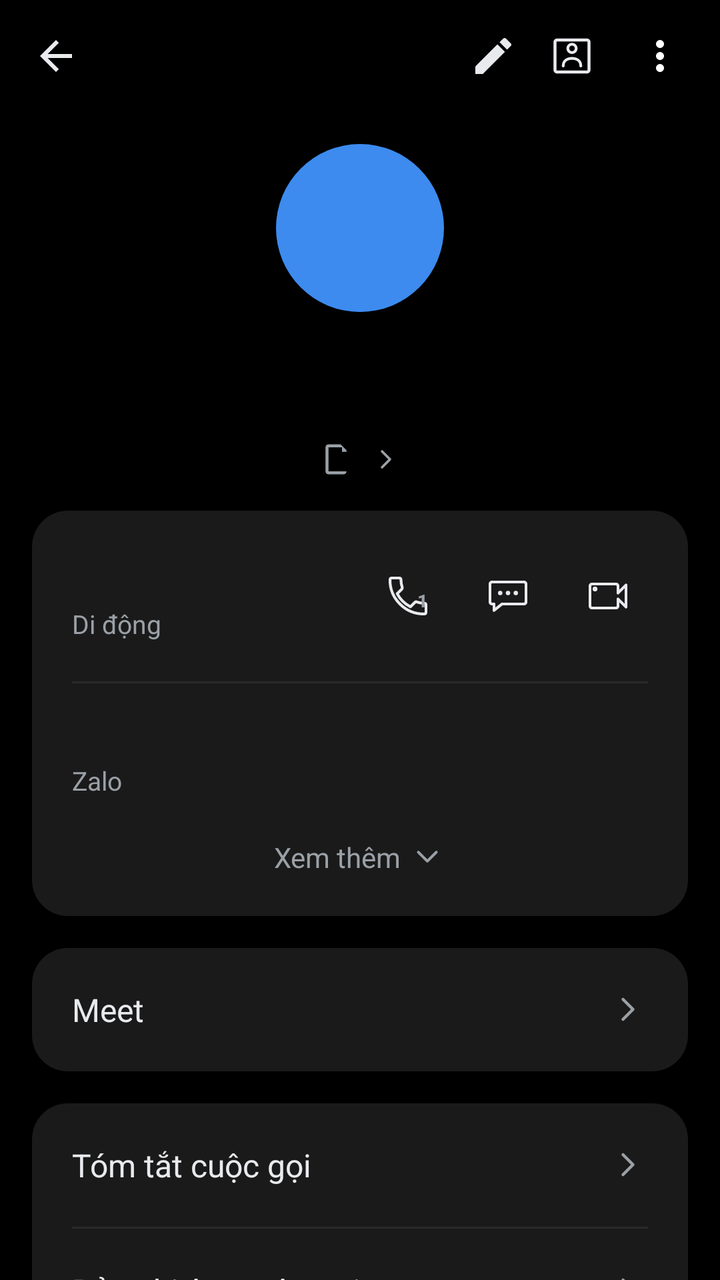
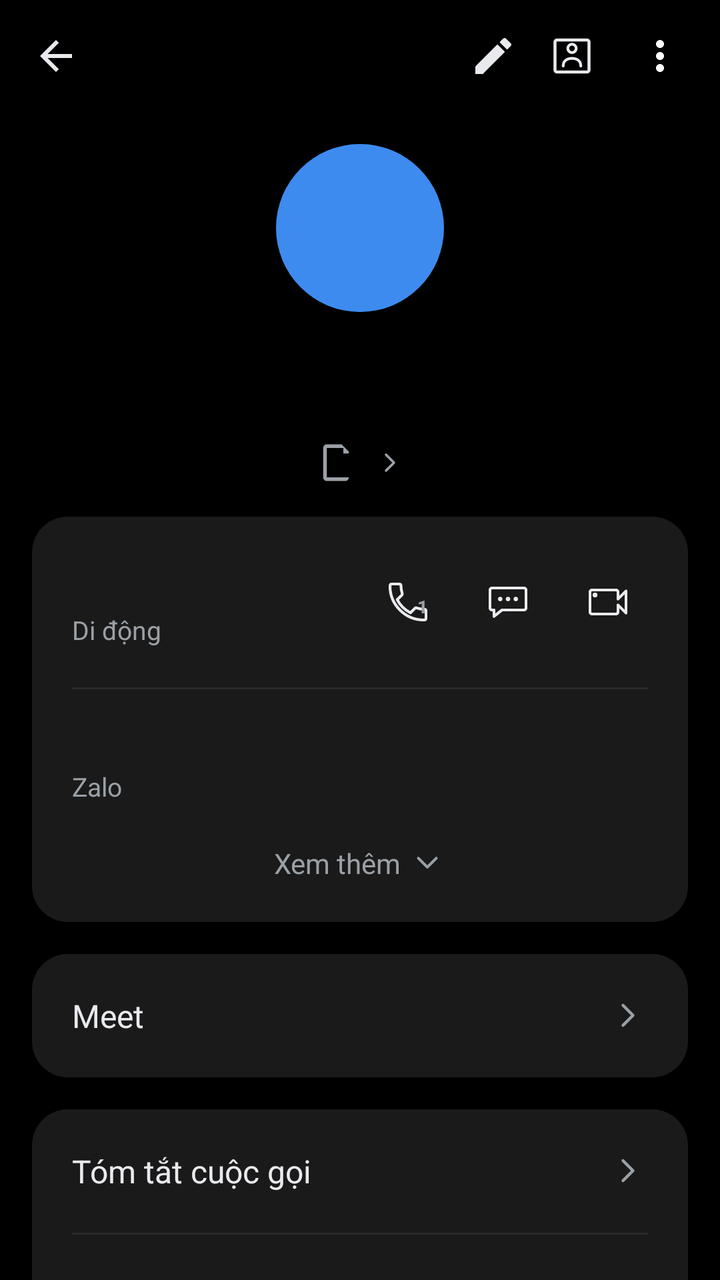

Screens rendered from an Android XML layout before and after an edit, with the pre-edit source and the edit as a unified diff.
<!-- AndroidManifest.xml: application theme Theme.SimpleCall -->
<!-- res/layout/fragment_call_history.xml -->
<?xml version="1.0" encoding="utf-8"?>
<LinearLayout xmlns:android="http://schemas.android.com/apk/res/android"
    xmlns:app="http://schemas.android.com/apk/res-auto"
    android:layout_width="match_parent"
    android:layout_height="match_parent"
    android:orientation="vertical"
    android:background="@color/bg">

    
    <LinearLayout
        android:layout_width="match_parent" android:layout_height="56dp"
        android:orientation="horizontal" android:gravity="center_vertical"
        android:paddingStart="4dp" android:paddingEnd="8dp">

        <ImageButton android:id="@+id/btnBack"
            android:layout_width="48dp" android:layout_height="48dp"
            android:background="@android:color/transparent"
            android:src="@drawable/ic_arrow_back"
            android:contentDescription="Quay lại" />

        <Space android:layout_width="0dp" android:layout_height="1dp" android:layout_weight="1" />

        <ImageButton android:id="@+id/btnEdit"
            android:layout_width="35dp" android:layout_height="35dp"
            android:background="@android:color/transparent"
            android:src="@drawable/ic_edit"
            android:contentDescription="Sửa" />

        <ImageButton android:id="@+id/btnContactCard"
            android:layout_width="44dp" android:layout_height="44dp"
            android:background="@android:color/transparent"
            android:src="@drawable/ic_contact_card"
            android:contentDescription="Thẻ liên hệ" />

        <ImageButton android:id="@+id/btnMore"
            android:layout_width="44dp" android:layout_height="44dp"
            android:background="@android:color/transparent"
            android:src="@drawable/ic_more_vert"
            android:contentDescription="Thêm" />
    </LinearLayout>

    <ScrollView
        android:layout_width="match_parent" android:layout_height="0dp"
        android:layout_weight="1"
        android:clipToPadding="false"
        android:paddingBottom="24dp">

        <LinearLayout
            android:layout_width="match_parent" android:layout_height="wrap_content"
            android:orientation="vertical">

            
            <FrameLayout
                android:layout_width="84dp" android:layout_height="84dp"
                android:layout_gravity="center_horizontal"
                android:layout_marginTop="16dp">

                <TextView android:id="@+id/tvAvatar"
                    android:layout_width="84dp" android:layout_height="84dp"
                    android:layout_gravity="center"
                    android:background="@drawable/bg_avatar_circle"
                    android:gravity="center"
                    android:textSize="58sp" android:textColor="@color/white"
                    android:fontFamily="sans-serif-medium" />

                <ImageView android:id="@+id/ivDefaultAvatar"
                    android:layout_width="84dp" android:layout_height="84dp"
                    android:layout_gravity="center"
                    android:background="@drawable/bg_avatar_default"
                    android:src="@drawable/ic_person"
                    android:scaleType="center"
                    android:padding="21dp"
                    app:tint="@color/white"
                    android:visibility="gone"
                    android:contentDescription="@string/contact_photo" />
            </FrameLayout>

            
            <TextView android:id="@+id/tvTitle"
                android:layout_width="wrap_content" android:layout_height="wrap_content"
                android:layout_gravity="center_horizontal"
                android:layout_marginTop="16dp"
                android:layout_marginStart="32dp" android:layout_marginEnd="32dp"
                android:gravity="center"
                android:textSize="39sp" android:textStyle="bold"
                android:textColor="@color/text_primary"
                android:fontFamily="sans-serif-medium" />

            
            <LinearLayout android:id="@+id/rowSimDefault"
                android:layout_width="wrap_content" android:layout_height="wrap_content"
                android:layout_gravity="center_horizontal"
                android:layout_marginTop="-4dp"
                android:orientation="horizontal" android:gravity="center_vertical"
                android:clickable="true" android:focusable="true">

                <FrameLayout
                    android:layout_width="18dp" android:layout_height="18dp">

                    <ImageView
                        android:layout_width="18dp" android:layout_height="18dp"
                        android:src="@drawable/ic_sim_card"
                        app:tint="@color/text_secondary" />

                    <TextView android:id="@+id/tvSimBadge"
                        android:layout_width="18dp" android:layout_height="18dp"
                        android:gravity="center"
                        android:paddingTop="1dp"
                        android:textSize="11sp" android:textColor="@color/text_secondary" />
                </FrameLayout>

                <TextView android:id="@+id/tvSubtitle"
                    android:layout_width="wrap_content" android:layout_height="wrap_content"
                    android:layout_marginStart="6dp"
                    android:textSize="14sp" android:textColor="@color/text_secondary" />

                <ImageView
                    android:layout_width="16dp" android:layout_height="16dp"
                    android:layout_marginStart="2dp"
                    android:src="@drawable/ic_chevron_right" />
            </LinearLayout>

            
            <LinearLayout
                android:layout_width="match_parent" android:layout_height="wrap_content"
                android:layout_margin="16dp"
                android:orientation="vertical"
                android:background="@drawable/bg_card_rounded"
                android:padding="20dp">

                <LinearLayout
                    android:layout_width="match_parent" android:layout_height="wrap_content"
                    android:orientation="horizontal" android:gravity="center_vertical">

                    <LinearLayout
                        android:layout_width="0dp" android:layout_height="wrap_content"
                        android:layout_weight="1" android:orientation="vertical">

                        <TextView android:id="@+id/tvNumber"
                            android:layout_width="wrap_content" android:layout_height="wrap_content"
                            android:textSize="19sp" android:textColor="@color/text_primary" />

                        <TextView android:id="@+id/tvNumberType"
                            android:layout_width="wrap_content" android:layout_height="wrap_content"
                            android:layout_marginTop="2dp"
                            android:text="@string/number_type_mobile"
                            android:textSize="13sp" android:textColor="@color/text_secondary" />
                    </LinearLayout>

                    
                    <FrameLayout
                        android:layout_width="40dp"
                        android:layout_height="40dp">
                        <ImageButton android:id="@+id/btnCallRow"
                            android:layout_width="match_parent"
                            android:layout_height="match_parent"
                            android:background="@android:color/transparent"
                            android:src="@drawable/ic_call_outline"
                            android:contentDescription="@string/call" />
                        
                        <TextView
                            android:id="@+id/tvCallSimNum"
                            android:layout_width="wrap_content"
                            android:layout_height="wrap_content"
                            android:layout_gravity="top|end"
                            android:layout_marginTop="16dp"
                            android:layout_marginEnd="10dp"
                            android:text="1"
                            android:textSize="9sp"
                            android:textStyle="bold"
                            android:textColor="@color/text_secondary"
                            android:fontFamily="sans-serif-medium" />
                    </FrameLayout>

                    <ImageButton android:id="@+id/btnMessageRow"
                        android:layout_width="40dp" android:layout_height="40dp"
                        android:layout_marginStart="10dp"
                        android:background="@android:color/transparent"
                        android:src="@drawable/ic_message_outline"
                        android:contentDescription="Nhắn tin" />

                    <ImageButton android:id="@+id/btnVideoRow"
                        android:layout_width="40dp" android:layout_height="40dp"
                        android:layout_marginStart="10dp"
                        android:background="@android:color/transparent"
                        android:src="@drawable/ic_video_call_outline"
                        android:contentDescription="Video call" />
                </LinearLayout>

                <View android:id="@+id/divBeforeZalo"
                    android:layout_width="match_parent" android:layout_height="1dp"
                    android:layout_marginTop="20dp" android:layout_marginBottom="16dp"
                    android:background="@color/divider" />

                <LinearLayout android:id="@+id/rowZalo"
                    android:layout_width="match_parent" android:layout_height="wrap_content"
                    android:orientation="vertical"
                    android:clickable="true" android:focusable="true">

                    <TextView android:id="@+id/tvZalo"
                        android:layout_width="wrap_content" android:layout_height="wrap_content"
                        android:textSize="16sp" android:textColor="@color/text_primary" />

                    <TextView
                        android:layout_width="wrap_content" android:layout_height="wrap_content"
                        android:layout_marginTop="2dp"
                        android:text="Zalo"
                        android:textSize="13sp" android:textColor="@color/text_secondary" />
                </LinearLayout>

                <LinearLayout android:id="@+id/rowSeeMore"
                    android:layout_width="match_parent" android:layout_height="wrap_content"
                    android:layout_marginTop="20dp"
                    android:orientation="horizontal" android:gravity="center"
                    android:clickable="true" android:focusable="true">

                    <TextView
                        android:layout_width="wrap_content" android:layout_height="wrap_content"
                        android:text="Xem thêm"
                        android:textSize="14sp" android:textColor="@color/text_secondary" />

                    <ImageView
                        android:layout_width="18dp" android:layout_height="18dp"
                        android:layout_marginStart="4dp"
                        android:src="@drawable/ic_chevron_down" />
                </LinearLayout>
            </LinearLayout>

            
            <LinearLayout android:id="@+id/rowMeet"
                android:layout_width="match_parent" android:layout_height="wrap_content"
                android:layout_marginStart="16dp" android:layout_marginEnd="16dp"
                android:orientation="horizontal" android:gravity="center_vertical"
                android:background="@drawable/bg_card_rounded"
                android:padding="20dp"
                android:clickable="true" android:focusable="true">

                <TextView
                    android:layout_width="0dp" android:layout_height="wrap_content"
                    android:layout_weight="1"
                    android:text="Meet"
                    android:textSize="16sp" android:textColor="@color/text_primary" />

                <ImageView
                    android:layout_width="20dp" android:layout_height="20dp"
                    android:src="@drawable/ic_chevron_right" />
            </LinearLayout>

            
            <LinearLayout
                android:layout_width="match_parent" android:layout_height="wrap_content"
                android:layout_margin="16dp"
                android:orientation="vertical"
                android:background="@drawable/bg_card_rounded">

                <LinearLayout android:id="@+id/rowCallSummary"
                    android:layout_width="match_parent" android:layout_height="wrap_content"
                    android:orientation="horizontal" android:gravity="center_vertical"
                    android:padding="20dp"
                    android:clickable="true" android:focusable="true">

                    <TextView
                        android:layout_width="0dp" android:layout_height="wrap_content"
                        android:layout_weight="1"
                        android:text="Tóm tắt cuộc gọi"
                        android:textSize="16sp" android:textColor="@color/text_primary" />

                    <ImageView
                        android:layout_width="20dp" android:layout_height="20dp"
                        android:src="@drawable/ic_chevron_right" />
                </LinearLayout>

                <View
                    android:layout_width="match_parent" android:layout_height="1dp"
                    android:layout_marginStart="20dp" android:layout_marginEnd="20dp"
                    android:background="@color/divider" />

                <LinearLayout android:id="@+id/rowCallRecording"
                    android:layout_width="match_parent" android:layout_height="wrap_content"
                    android:orientation="horizontal" android:gravity="center_vertical"
                    android:padding="20dp"
                    android:clickable="true" android:focusable="true">

                    <TextView
                        android:layout_width="0dp" android:layout_height="wrap_content"
                        android:layout_weight="1"
                        android:text="Bản ghi âm cuộc gọi"
                        android:textSize="16sp" android:textColor="@color/text_primary" />

                    <ImageView
                        android:layout_width="20dp" android:layout_height="20dp"
                        android:src="@drawable/ic_chevron_right" />
                </LinearLayout>
            </LinearLayout>

            
            <LinearLayout android:id="@+id/cardAddContact"
                android:layout_width="match_parent" android:layout_height="wrap_content"
                android:layout_margin="16dp"
                android:orientation="vertical"
                android:background="@drawable/bg_card_rounded"
                android:visibility="gone">

                <LinearLayout android:id="@+id/rowCreateContact"
                    android:layout_width="match_parent" android:layout_height="wrap_content"
                    android:orientation="horizontal" android:gravity="center_vertical"
                    android:padding="20dp"
                    android:clickable="true" android:focusable="true">

                    <TextView
                        android:layout_width="0dp" android:layout_height="wrap_content"
                        android:layout_weight="1"
                        android:text="Tạo liên hệ mới"
                        android:textSize="16sp" android:textColor="@color/text_primary" />

                    <ImageView
                        android:layout_width="20dp" android:layout_height="20dp"
                        android:src="@drawable/ic_chevron_right" />
                </LinearLayout>

                <View
                    android:layout_width="match_parent" android:layout_height="1dp"
                    android:layout_marginStart="20dp" android:layout_marginEnd="20dp"
                    android:background="@color/divider" />

                <LinearLayout android:id="@+id/rowAddExisting"
                    android:layout_width="match_parent" android:layout_height="wrap_content"
                    android:orientation="horizontal" android:gravity="center_vertical"
                    android:padding="20dp"
                    android:clickable="true" android:focusable="true">

                    <TextView
                        android:layout_width="0dp" android:layout_height="wrap_content"
                        android:layout_weight="1"
                        android:text="Thêm vào liên lạc hiện có"
                        android:textSize="16sp" android:textColor="@color/text_primary" />

                    <ImageView
                        android:layout_width="20dp" android:layout_height="20dp"
                        android:src="@drawable/ic_chevron_right" />
                </LinearLayout>
            </LinearLayout>

            
            <LinearLayout
                android:layout_width="match_parent" android:layout_height="wrap_content"
                android:layout_marginStart="20dp" android:layout_marginEnd="12dp"
                android:layout_marginTop="8dp"
                android:orientation="horizontal" android:gravity="center_vertical">

                <TextView
                    android:layout_width="0dp" android:layout_height="wrap_content"
                    android:layout_weight="1"
                    android:text="Nhật ký cuộc gọi"
                    android:textSize="15sp" android:textColor="@color/text_secondary" />

                <TextView android:id="@+id/btnClearLog"
                    android:layout_width="wrap_content" android:layout_height="wrap_content"
                    android:text="Xóa"
                    android:textSize="15sp" android:textColor="@color/accent_blue"
                    android:padding="8dp"
                    android:clickable="true" android:focusable="true" />
            </LinearLayout>

            
            <LinearLayout android:id="@+id/llHistoryEntries"
                android:layout_width="match_parent" android:layout_height="wrap_content"
                android:layout_margin="16dp"
                android:orientation="vertical"
                android:background="@drawable/bg_card_rounded" />

        </LinearLayout>
    </ScrollView>
</LinearLayout>
<!-- resources referenced by this layout -->
<resources>
  <color name="accent_blue">#1A73E8</color>
  <color name="bg">#000000</color>
  <color name="divider">#2A2A2A</color>
  <color name="text_primary">#E8EAED</color>
  <color name="text_secondary">#9AA0A6</color>
  <color name="white">#FFFFFF</color>
  <!-- drawable bg_avatar_circle (drawable) -->
  <?xml version="1.0" encoding="utf-8"?>
  <shape xmlns:android="http://schemas.android.com/apk/res/android"
      android:shape="oval">
      <solid android:color="@color/avatar_purple" />
  </shape>
  <!-- drawable bg_avatar_default (drawable) -->
  <?xml version="1.0" encoding="utf-8"?>
  <shape xmlns:android="http://schemas.android.com/apk/res/android"
      android:shape="oval">
      <solid android:color="@color/accent_blue" />
  </shape>
  <!-- drawable bg_card_rounded (drawable) -->
  <?xml version="1.0" encoding="utf-8"?>
  <shape xmlns:android="http://schemas.android.com/apk/res/android"
      android:shape="rectangle">
      <solid android:color="@color/detail_card_bg" />
      <corners android:radius="18dp" />
  </shape>
  <!-- drawable ic_arrow_back (drawable) -->
  <?xml version="1.0" encoding="utf-8"?>
  <vector xmlns:android="http://schemas.android.com/apk/res/android"
      android:width="24dp" android:height="24dp"
      android:viewportWidth="24" android:viewportHeight="24">
      
      <path android:fillColor="@color/text_primary"
          android:pathData="M20,11H7.83l5.59-5.59L12,4l-8,8 8,8 1.41-1.41L7.83,13H20v-2z"/>
  </vector>
  <!-- drawable ic_edit (drawable) -->
  <?xml version="1.0" encoding="utf-8"?>
  <vector xmlns:android="http://schemas.android.com/apk/res/android"
      android:width="24dp" android:height="24dp"
      android:viewportWidth="24" android:viewportHeight="24">
      <path android:fillColor="@color/text_primary"
          android:pathData="M3,17.25V21h3.75L17.81,9.94l-3.75,-3.75L3,17.25zM20.71,7.04c0.39,-0.39 0.39,-1.02 0,-1.41l-2.34,-2.34c-0.39,-0.39 -1.02,-0.39 -1.41,0l-1.83,1.83 3.75,3.75 1.83,-1.83z"/>
  </vector>
  <!-- drawable ic_more_vert (drawable) -->
  <?xml version="1.0" encoding="utf-8"?>
  <vector xmlns:android="http://schemas.android.com/apk/res/android"
      android:width="24dp" android:height="24dp"
      android:viewportWidth="24" android:viewportHeight="24">
      <path android:fillColor="#FFFFFF"
          android:pathData="M12,8c1.1,0 2,-0.9 2,-2s-0.9,-2 -2,-2 -2,0.9 -2,2 0.9,2 2,2zM12,10c-1.1,0 -2,0.9 -2,2s0.9,2 2,2 2,-0.9 2,-2 -0.9,-2 -2,-2zM12,16c-1.1,0 -2,0.9 -2,2s0.9,2 2,2 2,-0.9 2,-2 -0.9,-2 -2,-2z"/>
  </vector>
  <!-- drawable ic_person (drawable) -->
  <?xml version="1.0" encoding="utf-8"?>
  <vector xmlns:android="http://schemas.android.com/apk/res/android"
      android:width="24dp" android:height="24dp"
      android:viewportWidth="24" android:viewportHeight="24">
      <path android:fillColor="#FFFFFFFF"
          android:pathData="M12,12c2.21,0 4,-1.79 4,-4s-1.79,-4 -4,-4 -4,1.79 -4,4 1.79,4 4,4zM12,14c-2.67,0 -8,1.34 -8,4v2h16v-2c0,-2.66 -5.33,-4 -8,-4z"/>
  </vector>
  <!-- drawable ic_sim_card (drawable) -->
  <?xml version="1.0" encoding="utf-8"?>
  <vector xmlns:android="http://schemas.android.com/apk/res/android"
      android:width="24dp" android:height="24dp"
      android:viewportWidth="24" android:viewportHeight="24">
      <path android:fillColor="#FFFFFF"
          android:pathData="M17,2H7C5.9,2 5,2.9 5,4v16c0,1.1 0.9,2 2,2h10c1.1,0 2,-0.9 2,-2V6l-4,-4zM17,20H7V4h9v3h3v13z"/>
  </vector>
  <string name="call">Gọi</string>
  <string name="contact_photo">Ảnh liên hệ</string>
  <string name="number_type_mobile">Di động</string>
  <color name="avatar_purple">#3D8BEF</color>
  <color name="detail_card_bg">#1A1A1A</color>
  <color name="primary">#1E8E3E</color>
  <color name="primary_dark">#137333</color>
  <!-- unchanged entries left out for length: 7 -->
</resources>

<!-- the commit's change to res/layout/fragment_call_history.xml (unified diff, before → after) -->
@@ -95,15 +95,15 @@
                 android:clickable="true" android:focusable="true">
 
                 <FrameLayout
-                    android:layout_width="18dp" android:layout_height="18dp">
-
-                    <ImageView
-                        android:layout_width="18dp" android:layout_height="18dp"
+                    android:layout_width="22dp" android:layout_height="22dp">
+
+                    <ImageView
+                        android:layout_width="22dp" android:layout_height="22dp"
                         android:src="@drawable/ic_sim_card"
                         app:tint="@color/text_secondary" />
 
                     <TextView android:id="@+id/tvSimBadge"
-                        android:layout_width="18dp" android:layout_height="18dp"
+                        android:layout_width="22dp" android:layout_height="22dp"
                         android:gravity="center"
                         android:paddingTop="1dp"
                         android:textSize="11sp" android:textColor="@color/text_secondary" />
